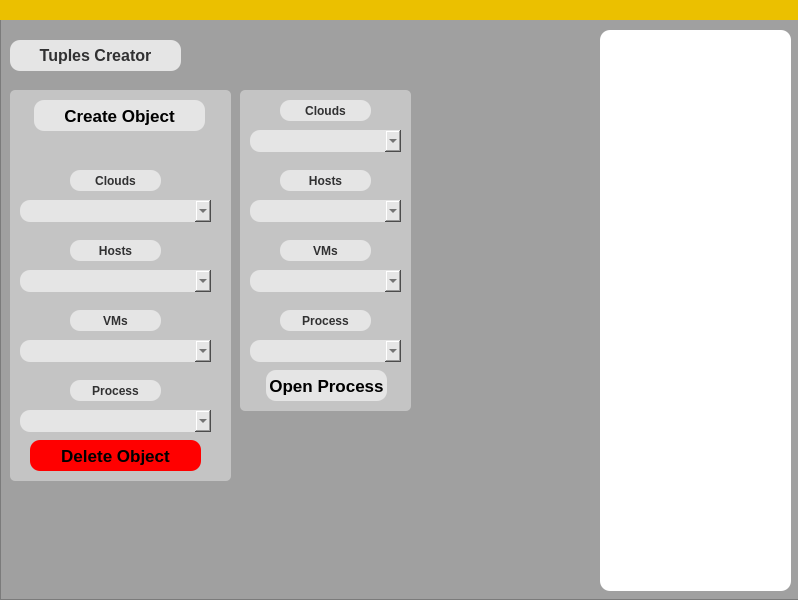
First picture: the form in tuples.ui, repository Infiusier/Tuples, before the edit.
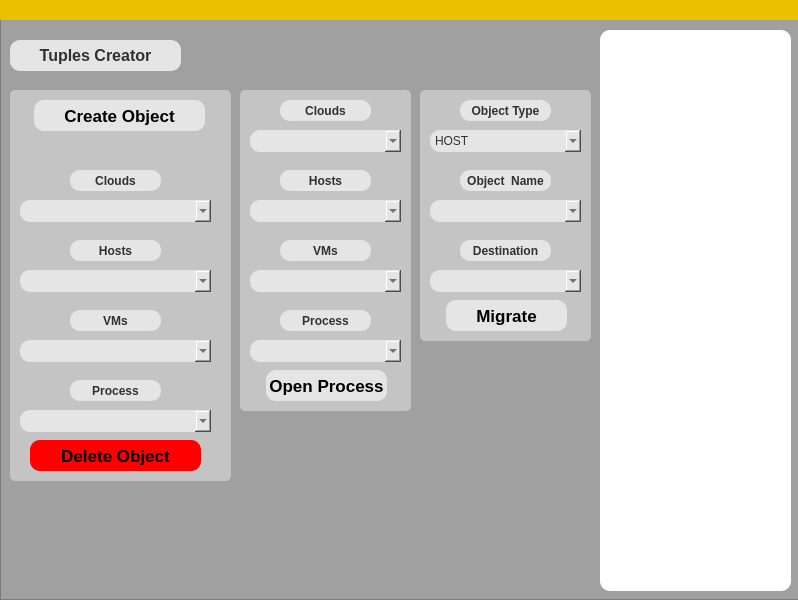
Second picture: the form after the edit.

```diff
--- a/tuples.ui
+++ b/tuples.ui
@@ -632,6 +632,221 @@
       </property>
      </widget>
     </widget>
+    <widget class="QFrame" name="frame_4">
+     <property name="geometry">
+      <rect>
+       <x>420</x>
+       <y>90</y>
+       <width>171</width>
+       <height>251</height>
+      </rect>
+     </property>
+     <property name="styleSheet">
+      <string notr="true">background-color: rgb(196, 196, 196);
+border-radius: 5px;
+
+</string>
+     </property>
+     <property name="frameShape">
+      <enum>QFrame::StyledPanel</enum>
+     </property>
+     <property name="frameShadow">
+      <enum>QFrame::Raised</enum>
+     </property>
+     <widget class="QPushButton" name="migrate_button">
+      <property name="geometry">
+       <rect>
+        <x>26</x>
+        <y>210</y>
+        <width>121</width>
+        <height>31</height>
+       </rect>
+      </property>
+      <property name="font">
+       <font>
+        <pointsize>13</pointsize>
+        <weight>75</weight>
+        <bold>true</bold>
+       </font>
+      </property>
+      <property name="styleSheet">
+       <string notr="true">QPushButton{
+border-radius:10px;
+background-color: #E5E5E5;
+}
+
+QPushButton:hover{
+border-radius:5px;
+background-color: #605e5e;
+border: 1px solid black;
+color: white;
+}
+
+QPushButton:pressed{
+border-radius:5px;
+background-color: #ebc000;
+border: 1px solid black;
+color: black;
+}</string>
+      </property>
+      <property name="text">
+       <string>Migrate</string>
+      </property>
+     </widget>
+     <widget class="QLabel" name="label_10">
+      <property name="geometry">
+       <rect>
+        <x>40</x>
+        <y>10</y>
+        <width>91</width>
+        <height>21</height>
+       </rect>
+      </property>
+      <property name="font">
+       <font>
+        <weight>75</weight>
+        <bold>true</bold>
+       </font>
+      </property>
+      <property name="styleSheet">
+       <string notr="true">background-color:#E5E5E5;
+color: #313132;
+border-radius: 10px;
+padding-left:5px;
+padding-right:5px;</string>
+      </property>
+      <property name="text">
+       <string>Object Type</string>
+      </property>
+      <property name="alignment">
+       <set>Qt::AlignCenter</set>
+      </property>
+     </widget>
+     <widget class="QComboBox" name="migrate_object_type_combobox">
+      <property name="geometry">
+       <rect>
+        <x>10</x>
+        <y>40</y>
+        <width>151</width>
+        <height>22</height>
+       </rect>
+      </property>
+      <property name="styleSheet">
+       <string notr="true">background-color:#E5E5E5;
+color: #313132;
+border-radius: 10px;
+padding-left:5px;
+padding-right:5px;</string>
+      </property>
+      <item>
+       <property name="text">
+        <string>HOST</string>
+       </property>
+      </item>
+      <item>
+       <property name="text">
+        <string>VM</string>
+       </property>
+      </item>
+      <item>
+       <property name="text">
+        <string>PROCESS</string>
+       </property>
+      </item>
+     </widget>
+     <widget class="QLabel" name="label_11">
+      <property name="geometry">
+       <rect>
+        <x>40</x>
+        <y>80</y>
+        <width>91</width>
+        <height>21</height>
+       </rect>
+      </property>
+      <property name="font">
+       <font>
+        <weight>75</weight>
+        <bold>true</bold>
+       </font>
+      </property>
+      <property name="styleSheet">
+       <string notr="true">background-color:#E5E5E5;
+color: #313132;
+border-radius: 10px;
+padding-left:5px;
+padding-right:5px;</string>
+      </property>
+      <property name="text">
+       <string>Object  Name</string>
+      </property>
+      <property name="alignment">
+       <set>Qt::AlignCenter</set>
+      </property>
+     </widget>
+     <widget class="QComboBox" name="migrate_object_name_combobox">
+      <property name="geometry">
+       <rect>
+        <x>10</x>
+        <y>110</y>
+        <width>151</width>
+        <height>22</height>
+       </rect>
+      </property>
+      <property name="styleSheet">
+       <string notr="true">background-color:#E5E5E5;
+color: #313132;
+border-radius: 10px;
+padding-left:5px;
+padding-right:5px;</string>
+      </property>
+     </widget>
+     <widget class="QLabel" name="label_13">
+      <property name="geometry">
+       <rect>
+        <x>40</x>
+        <y>150</y>
+        <width>91</width>
+        <height>21</height>
+       </rect>
+      </property>
+      <property name="font">
+       <font>
+        <weight>75</weight>
+        <bold>true</bold>
+       </font>
+      </property>
+      <property name="styleSheet">
+       <string notr="true">background-color:#E5E5E5;
+color: #313132;
+border-radius: 10px;
+padding-left:5px;
+padding-right:5px;</string>
+      </property>
+      <property name="text">
+       <string>Destination</string>
+      </property>
+      <property name="alignment">
+       <set>Qt::AlignCenter</set>
+      </property>
+     </widget>
+     <widget class="QComboBox" name="migrate_object_destination_combobox">
+      <property name="geometry">
+       <rect>
+        <x>10</x>
+        <y>180</y>
+        <width>151</width>
+        <height>22</height>
+       </rect>
+      </property>
+      <property name="styleSheet">
+       <string notr="true">background-color:#E5E5E5;
+color: #313132;
+border-radius: 10px;
+padding-left:5px;
+padding-right:5px;</string>
+      </property>
+     </widget>
+    </widget>
    </widget>
   </widget>
  </widget>
```
